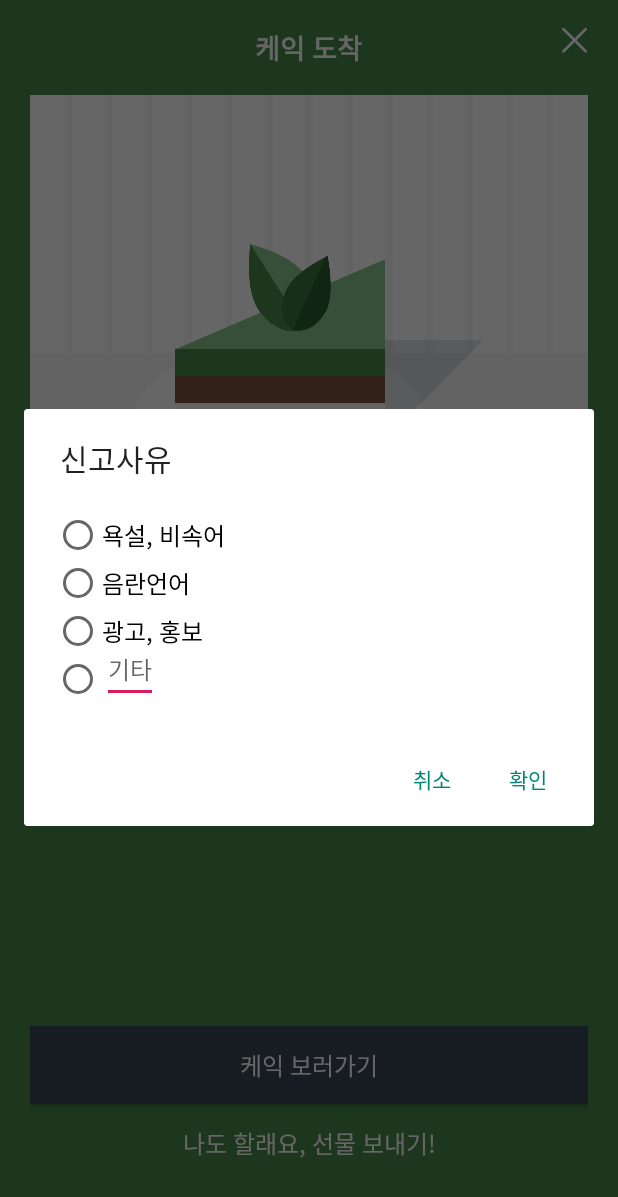
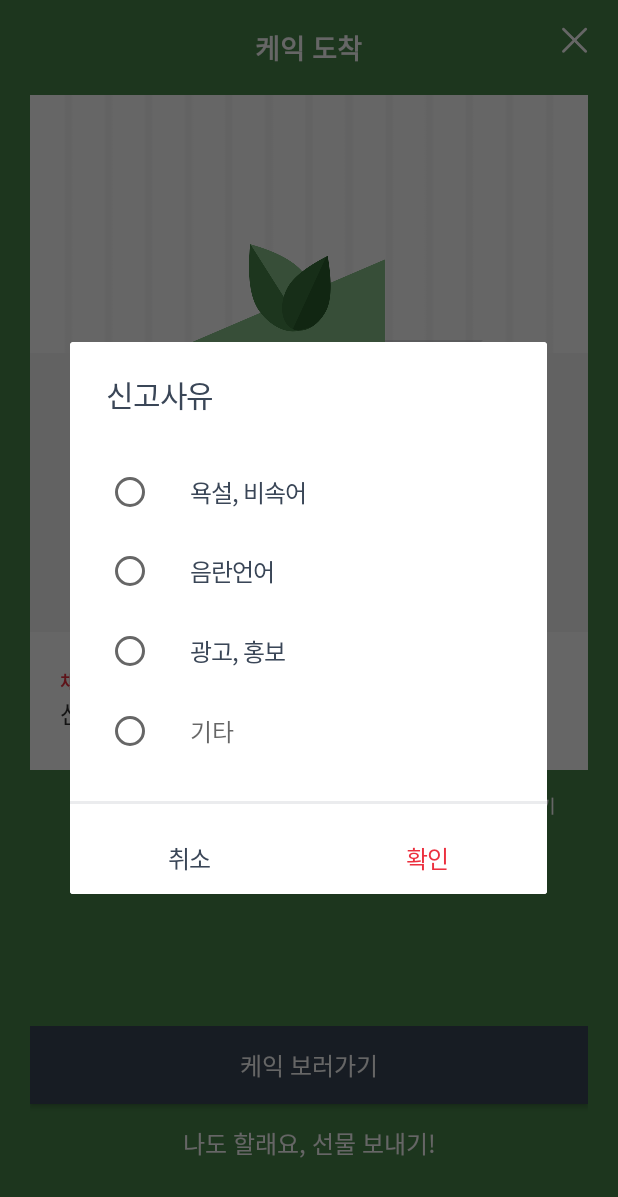
Before and after one commit to Nexters/moss-android, an Android app: the ReceiveActivity screen opened directly, with no data from a screen before it, after a tap on "신고하기", on a phone screen of 412 x 824 dp. Shown: the top 1197 px of the screen. Run offline under Robolectric (Android 15) with nearby library versions, the phone set to English and light mode, and no system bars; our stand-ins replace data binding.

Commit message:
feat-#40 [케익받기] Dialog Fragment GUI

```diff
--- a/app/src/main/java/com/nexters/moss/di/MossModule.kt
+++ b/app/src/main/java/com/nexters/moss/di/MossModule.kt
@@ -10,6 +10,8 @@ import com.nexters.moss.ui.diary.DiaryWholeViewModel
 import com.nexters.moss.ui.main.MainViewModel
 import com.nexters.moss.ui.receive.ReceiveViewModel
 import com.nexters.moss.ui.make_nickname.MakeNicknameViewModel
+import com.nexters.moss.ui.receive.ReceiveActivity
+import com.nexters.moss.ui.receive_dialog.ReceiveDialogViewModel
 import com.nexters.moss.ui.send.SendViewModel
 import org.koin.androidx.viewmodel.dsl.viewModel
 import org.koin.dsl.module
@@ -28,6 +30,7 @@ val viewModelModule = module {
 
     viewModel { SendViewModel() }
     viewModel { ReceiveViewModel() }
+    viewModel { ReceiveDialogViewModel() }
 
     viewModel { DiaryViewModel() }
     viewModel { DiaryPieceViewModel() }
--- a/app/src/main/java/com/nexters/moss/ui/receive/ReceiveActivity.kt
+++ b/app/src/main/java/com/nexters/moss/ui/receive/ReceiveActivity.kt
@@ -10,6 +10,7 @@ import androidx.lifecycle.Observer
 import com.nexters.moss.R
 import com.nexters.moss._base.BaseActivity
 import com.nexters.moss.databinding.ActivityReceiveBinding
+import com.nexters.moss.ui.receive_dialog.ReceiveDialog
 import org.koin.androidx.viewmodel.ext.android.viewModel
 
 class ReceiveActivity : BaseActivity<ActivityReceiveBinding>() {
@@ -24,7 +25,7 @@ class ReceiveActivity : BaseActivity<ActivityReceiveBinding>() {
 
         vm.report.observe(this, Observer {
             if (vm.report.value!!) {
-                showDialog()
+                ReceiveDialog().show(supportFragmentManager, "")
             }
         })
 
--- /dev/null
+++ b/app/src/main/java/com/nexters/moss/ui/receive_dialog/ReceiveDialog.kt
@@ -0,0 +1,19 @@
+package com.nexters.moss.ui.receive_dialog
+
+import com.nexters.moss.R
+import com.nexters.moss._base.BaseDialog
+import com.nexters.moss.databinding.DialogReceiveBinding
+import org.koin.androidx.viewmodel.ext.android.viewModel
+
+class ReceiveDialog : BaseDialog<DialogReceiveBinding>() {
+    override val vm: ReceiveDialogViewModel by viewModel()
+
+    override fun getLayoutRes() = R.layout.dialog_receive
+
+    override fun setupBinding() {
+        binding.vm = vm
+    }
+
+    override fun getDialogWidth() = 350
+    override fun getDialogHeight() = 400
+}
--- /dev/null
+++ b/app/src/main/java/com/nexters/moss/ui/receive_dialog/ReceiveDialogViewModel.kt
@@ -0,0 +1,6 @@
+package com.nexters.moss.ui.receive_dialog
+
+import androidx.lifecycle.ViewModel
+
+class ReceiveDialogViewModel : ViewModel() {
+}
--- /dev/null
+++ b/app/src/main/res/drawable/bg_dialog_border.xml
@@ -0,0 +1,14 @@
+<?xml version="1.0" encoding="utf-8"?>
+<layer-list xmlns:android="http://schemas.android.com/apk/res/android">
+    <item>
+        <shape android:shape="rectangle">
+            <solid android:color="#1A3a4657" />
+
+        </shape>
+    </item>
+    <item android:top="2dp">
+        <shape android:shape="rectangle">
+            <solid android:color="@color/white" />
+        </shape>
+    </item>
+</layer-list>
--- /dev/null
+++ b/app/src/main/res/layout/dialog_receive.xml
@@ -0,0 +1,174 @@
+<?xml version="1.0" encoding="utf-8"?>
+<layout xmlns:android="http://schemas.android.com/apk/res/android">
+
+    <data>
+
+        <variable
+            name="vm"
+            type="com.nexters.moss.ui.receive_dialog.ReceiveDialogViewModel" />
+    </data>
+
+
+    <RelativeLayout
+        android:layout_width="280dp"
+        android:layout_height="344dp"
+        android:background="@drawable/bg_box_square">
+
+        <RelativeLayout
+            android:layout_width="match_parent"
+            android:layout_height="wrap_content"
+            android:layout_above="@id/layout_report_bottom"
+            android:paddingStart="24dp"
+            android:paddingTop="20dp"
+            android:paddingEnd="24dp">
+
+            <RelativeLayout
+                android:id="@+id/layout_report_title"
+                android:layout_width="match_parent"
+                android:layout_height="wrap_content"
+                android:orientation="vertical">
+
+                <TextView
+
+                    android:layout_width="wrap_content"
+                    android:layout_height="wrap_content"
+                    android:letterSpacing="-0.04"
+                    android:text="@string/report_txt_title"
+                    android:textColor="@color/textColorSlate"
+                    android:textSize="20sp" />
+
+            </RelativeLayout>
+
+            <RelativeLayout
+                android:layout_width="match_parent"
+                android:layout_height="wrap_content"
+                android:layout_below="@id/layout_report_title"
+                android:layout_marginTop="24dp"
+                android:layout_marginBottom="20dp">
+
+                <RadioGroup
+                    android:id="@+id/radio_group_report"
+                    android:layout_width="wrap_content"
+                    android:layout_height="match_parent">
+
+                    <RadioButton
+                        android:layout_width="wrap_content"
+                        android:layout_height="0dp"
+                        android:layout_weight="1"
+                        android:paddingBottom="28dp" />
+
+                    <RadioButton
+                        android:layout_width="wrap_content"
+                        android:layout_height="0dp"
+                        android:layout_weight="1"
+                        android:paddingBottom="28dp" />
+
+                    <RadioButton
+                        android:layout_width="wrap_content"
+                        android:layout_height="0dp"
+                        android:layout_weight="1"
+                        android:paddingBottom="28dp" />
+
+                    <RadioButton
+                        android:layout_width="wrap_content"
+                        android:layout_height="0dp"
+                        android:layout_weight="1"
+                        android:paddingBottom="28dp" />
+                </RadioGroup>
+
+
+                <LinearLayout
+                    android:layout_width="match_parent"
+                    android:layout_height="match_parent"
+                    android:layout_marginStart="24dp"
+                    android:layout_toEndOf="@id/radio_group_report"
+                    android:orientation="vertical">
+
+                    <TextView
+                        android:layout_width="match_parent"
+                        android:layout_height="0dp"
+                        android:layout_weight="1"
+                        android:gravity="center_vertical"
+                        android:letterSpacing="-0.04"
+                        android:text="@string/report_txt_offensive"
+                        android:textColor="@color/textColorSlate"
+                        android:textSize="16sp" />
+
+                    <TextView
+                        android:layout_width="match_parent"
+                        android:layout_height="0dp"
+                        android:layout_weight="1"
+                        android:gravity="center_vertical"
+                        android:letterSpacing="-0.04"
+                        android:text="@string/report_txt_inappropriate"
+                        android:textColor="@color/textColorSlate"
+                        android:textSize="16sp" />
+
+                    <TextView
+                        android:layout_width="match_parent"
+                        android:layout_height="0dp"
+                        android:layout_weight="1"
+                        android:gravity="center_vertical"
+                        android:letterSpacing="-0.04"
+                        android:text="@string/report_txt_spam"
+                        android:textColor="@color/textColorSlate"
+                        android:textSize="16sp" />
+
+                    <EditText
+                        android:layout_width="match_parent"
+                        android:layout_height="0dp"
+                        android:layout_weight="1"
+                        android:background="@null"
+                        android:gravity="center_vertical"
+                        android:hint="@string/report_txt_other"
+                        android:inputType="textVisiblePassword"
+                        android:maxLength="12"
+                        android:textColor="@color/textColorSlate"
+                        android:textSize="16sp" />
+
+                </LinearLayout>
+
+            </RelativeLayout>
+
+        </RelativeLayout>
+
+
+        <LinearLayout
+            android:id="@+id/layout_report_bottom"
+            android:layout_width="match_parent"
+            android:layout_height="wrap_content"
+            android:layout_alignParentBottom="true"
+            android:background="@drawable/bg_dialog_border"
+            android:orientation="horizontal">
+
+            <Button
+                android:id="@+id/btn_cancel"
+                android:layout_width="0dp"
+                android:layout_height="50dp"
+                android:layout_marginTop="12dp"
+                android:layout_weight="1"
+                android:background="@null"
+                android:letterSpacing="-0.04"
+                android:text="취소"
+                android:textColor="@color/textColorSlate"
+                android:textSize="16sp" />
+
+            <Button
+                android:id="@+id/btn_submit"
+                android:layout_width="0dp"
+                android:layout_height="50dp"
+                android:layout_marginTop="12dp"
+                android:layout_weight="1"
+                android:background="@null"
+                android:letterSpacing="-0.04"
+                android:padding="14dp"
+                android:text="확인"
+                android:textColor="@color/uiColorMain"
+                android:textSize="16sp" />
+        </LinearLayout>
+
+
+    </RelativeLayout>
+
+
+</layout>
--- a/app/src/main/res/values/colors.xml
+++ b/app/src/main/res/values/colors.xml
@@ -18,6 +18,7 @@
     <color name="textColorSmall">#757d89</color>
     <color name="uiColorDisable">#c2c6cb</color>
     <color name="uiColorBackground">#f9f9fa</color>
+    <color name="uiColorBgGrey">#f5f5f6</color>
     <color name="uiColorMain">#ec303f</color>
 
     <!-- GUI -->
@@ -33,6 +34,7 @@
     <color name="pale_orange">#fff1dd</color>
     <color name="pale_brown">#f8eae1</color>
 
+    <color name="strawberry">#ec303f</color>
 
     <!-- send cake -->
     <color name="sendBorder">#ECECEC</color>
--- a/app/src/main/res/values/styles.xml
+++ b/app/src/main/res/values/styles.xml
@@ -5,7 +5,7 @@
         <!-- Customize your theme here. -->
         <item name="colorPrimary">@color/colorPrimary</item>
         <item name="colorPrimaryDark">@color/colorPrimaryDark</item>
-        <item name="colorAccent">@color/colorAccent</item>
+        <item name="colorAccent">@color/uiColorMain</item>
     </style>
 
     <!-- Onboardig TabTheme -->
```
